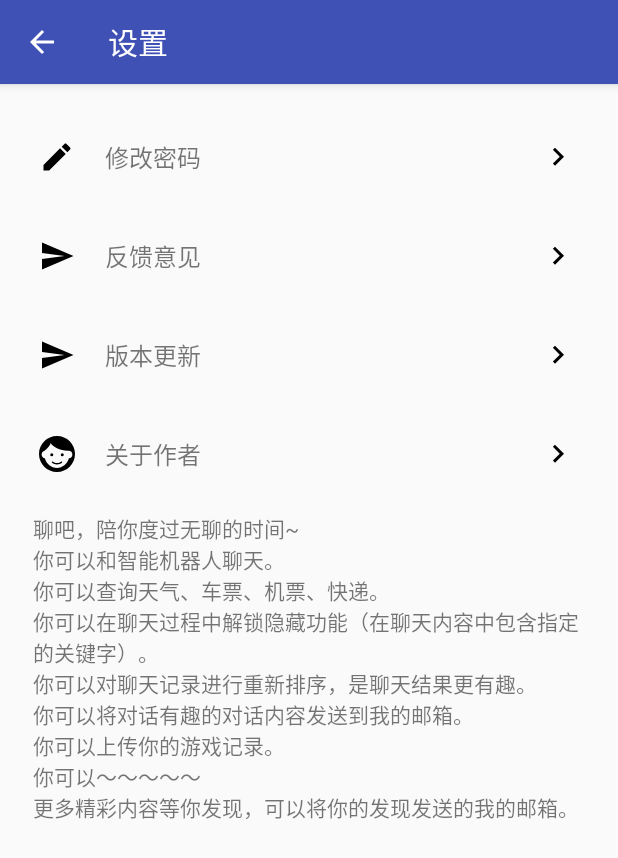
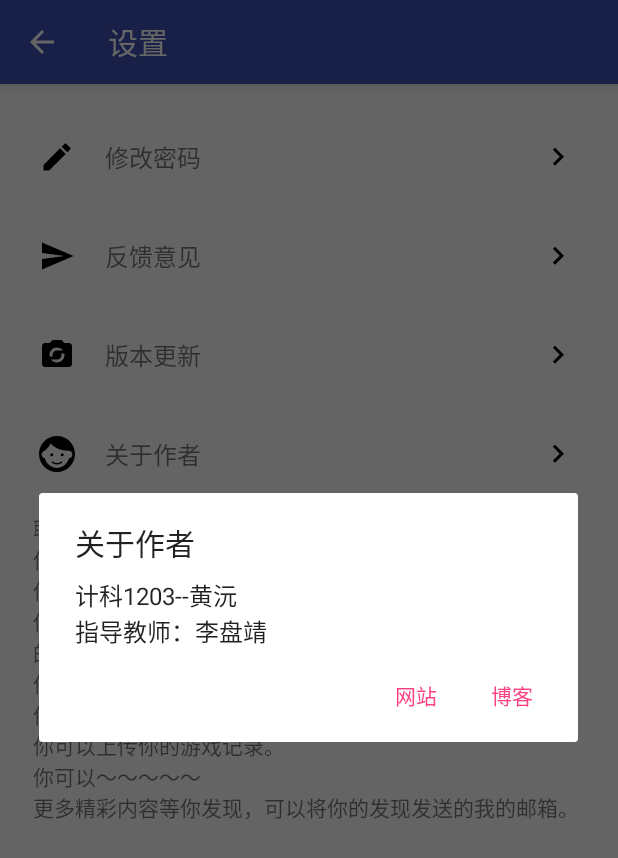
Before and after one commit to huangyuanlove/LiaoBa_Android, an Android app: the SettingActivity screen opened directly, with no data from a screen before it, after a tap on "关于作者", on a phone screen of 412 x 824 dp. Shown: the top 858 px of the screen. Run offline under Robolectric (Android 15) with nearby library versions, the phone set to English and light mode, and no system bars; our stand-ins replace Volley; network calls fail.

Commit message:
完成关于作者的信息，修改隐藏功能显示的bug

```diff
--- a/app/src/main/java/com/huangyuanlove/liaoba/activity/SettingActivity.java
+++ b/app/src/main/java/com/huangyuanlove/liaoba/activity/SettingActivity.java
@@ -1,15 +1,16 @@
 package com.huangyuanlove.liaoba.activity;
 
+import android.content.DialogInterface;
 import android.content.Intent;
+import android.net.Uri;
 import android.os.Bundle;
+import android.support.v7.app.AlertDialog;
 import android.support.v7.app.AppCompatActivity;
-import android.util.Log;
 import android.view.MenuItem;
 import android.view.View;
 import android.widget.RelativeLayout;
 import android.widget.Toast;
 
-import com.android.volley.AuthFailureError;
 import com.android.volley.Request;
 import com.android.volley.RequestQueue;
 import com.android.volley.Response;
@@ -36,6 +37,8 @@ public class SettingActivity extends AppCompatActivity implements View.OnClickLi
     private UpdataBean updataBean;
     private UpdateManager mUpdateManager;
     private String version ;
+    private AlertDialog dialog;
+
     @Override
     protected void onCreate(Bundle savedInstanceState) {
         super.onCreate(savedInstanceState);
@@ -107,6 +110,7 @@ public class SettingActivity extends AppCompatActivity implements View.OnClickLi
     public void onClick(View v) {
         switch (v.getId()) {
             case R.id.set_about_me:
+                showPopupWindow();
                 break;
             case R.id.set_updata_password:
                 startActivity(new Intent(this,ModifyPasswordActivity.class));
@@ -123,10 +127,45 @@ public class SettingActivity extends AppCompatActivity implements View.OnClickLi
                 {
                     Toast.makeText(this,"已经是最新版本",Toast.LENGTH_SHORT).show();
                 }
-                    break;
+                break;
         }
 
     }
+
+
+    private void showPopupWindow()
+    {
+        final Intent intent = new Intent();
+
+        intent.setAction("android.intent.action.VIEW");
+
+        dialog = new AlertDialog.Builder(this)
+                .setCancelable(true)
+                .setTitle("关于作者")
+                .setMessage("计科1203--黄沅\n指导教师：李盘靖")
+                .setPositiveButton("博客", new DialogInterface.OnClickListener() {
+                    @Override
+                    public void onClick(DialogInterface dialog, int which) {
+                        Uri uri = Uri.parse("http://blog.csdn.net/huangyuan_xuan?viewmode=contents");
+                        intent.setData(uri);
+                        startActivity(intent);
+                        dialog.cancel();
+                    }
+                })
+                .setNegativeButton("网站", new DialogInterface.OnClickListener() {
+                    @Override
+                    public void onClick(DialogInterface dialog, int which) {
+                        Uri uri = Uri.parse("http://www.huangyuanlove.com");
+                        intent.setData(uri);
+                        startActivity(intent);
+                        dialog.cancel();
+                    }
+                })
+                .create();
+        dialog.show();
+
+    }
+
 
     @Override
     public boolean onOptionsItemSelected(MenuItem item) {
--- a/app/src/main/res/drawable/check_update.xml
+++ b/app/src/main/res/drawable/check_update.xml
@@ -5,5 +5,5 @@
         android:viewportHeight="24.0">
     <path
         android:fillColor="#FF000000"
-        android:pathData="M19.35,10.04C18.67,6.59 15.64,4 12,4 9.11,4 6.6,5.64 5.35,8.04 2.34,8.36 0,10.91 0,14c0,3.31 2.69,6 6,6h13c2.76,0 5,-2.24 5,-5 0,-2.64 -2.05,-4.78 -4.65,-4.96zM10,17l-3.5,-3.5 1.41,-1.41L10,14.17 15.18,9l1.41,1.41L10,17z"/>
+        android:pathData="M20,4h-3.17L15,2H9L7.17,4H4c-1.1,0 -2,0.9 -2,2v12c0,1.1 0.9,2 2,2h16c1.1,0 2,-0.9 2,-2V6c0,-1.1 -0.9,-2 -2,-2zm-8,3c1.63,0 3.06,0.79 3.98,2H12c-1.66,0 -3,1.34 -3,3 0,0.35 0.07,0.69 0.18,1H7.1c-0.06,-0.32 -0.1,-0.66 -0.1,-1 0,-2.76 2.24,-5 5,-5zm0,10c-1.63,0 -3.06,-0.79 -3.98,-2H12c1.66,0 3,-1.34 3,-3 0,-0.35 -0.07,-0.69 -0.18,-1h2.08c0.07,0.32 0.1,0.66 0.1,1 0,2.76 -2.24,5 -5,5z"/>
 </vector>
--- a/app/src/main/res/layout/activity_about_me.xml
+++ b/app/src/main/res/layout/activity_about_me.xml
@@ -56,7 +56,7 @@
         <ImageView
             android:id="@+id/update_icon"
             style="@style/setting_imagestyle"
-            android:src="@drawable/set_suggest" />
+            android:src="@drawable/check_update" />
 
         <TextView
             style="@style/setting_textviewstyle"
--- a/app/src/main/res/layout/activity_suggest.xml
+++ b/app/src/main/res/layout/activity_suggest.xml
@@ -16,7 +16,7 @@
         android:maxLength="200"
         android:background="@android:drawable/edit_text"
         android:hint="请填写你的宝贵意见，200字以内" />
-    <Button
+    <com.huangyuanlove.liaoba.customui.indris.material.RippleView
         android:id="@+id/suggest_btn"
         android:layout_alignParentBottom="true"
         android:padding="12dp"
```
Also changed, not shown: app/src/main/java/com/huangyuanlove/liaoba/activity/ChatFragment.java (+11 -4 lines), app/src/main/java/com/huangyuanlove/liaoba/activity/MainActivity.java (+15 -9 lines), app/src/main/java/com/huangyuanlove/liaoba/activity/ModifyPasswordActivity.java (+15 -2 lines), app/src/main/java/com/huangyuanlove/liaoba/activity/SuggestActivity.java (+19 -3 lines), app/src/main/res/layout/about_me_dialog.xml (added, +41 -0 lines), 1 other file.
